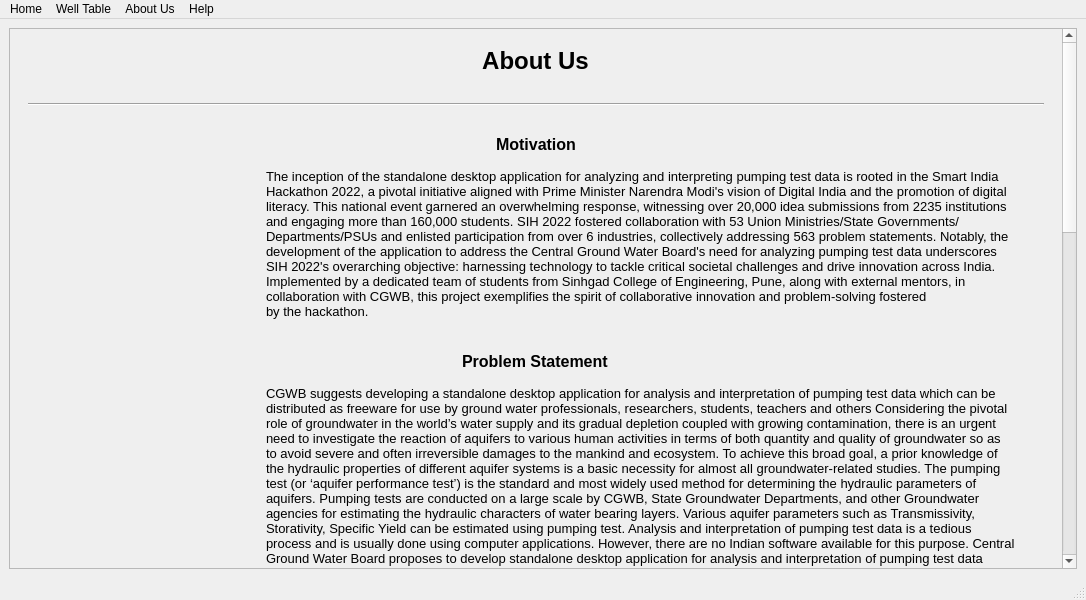
Before: the Qt Designer form about_us.ui in dhairyashil-G/CGWB-Desktop-App, drawn with Qt 5.
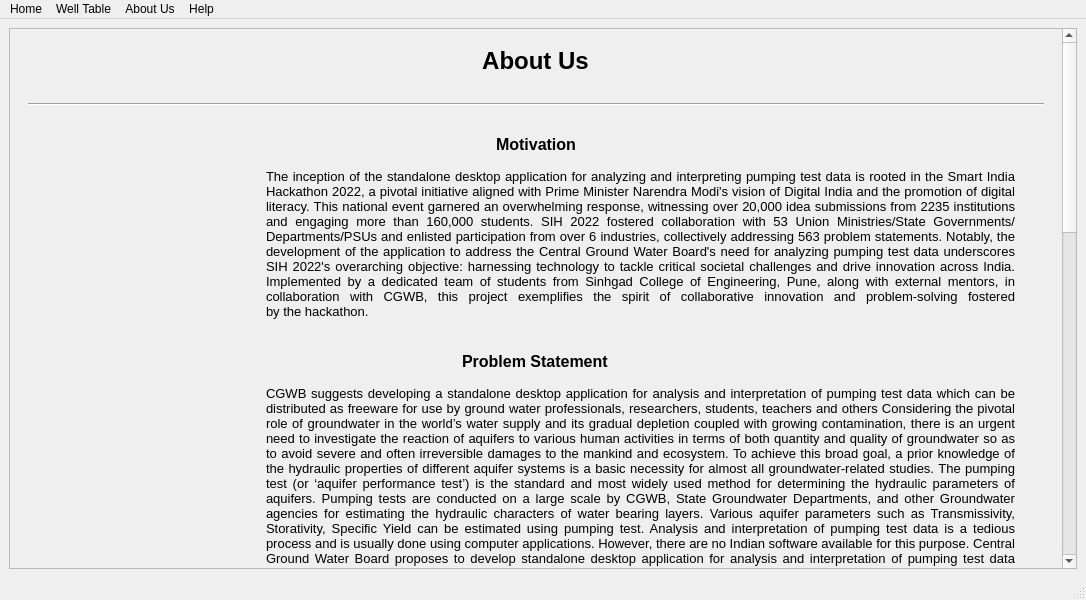
After: the same form once the commit is applied. Icons and pictures are not drawn.

The edit to the form file:
```diff
--- a/about_us.ui
+++ b/about_us.ui
@@ -24,9 +24,9 @@
        <property name="geometry">
         <rect>
          <x>0</x>
-         <y>0</y>
-         <width>1318</width>
-         <height>1469</height>
+         <y>-253</y>
+         <width>1049</width>
+         <height>1559</height>
         </rect>
        </property>
        <layout class="QVBoxLayout" name="verticalLayout_2">
@@ -221,7 +221,7 @@
 padding:0 20px;</string>
                 </property>
                 <property name="text">
-                 <string>The inception of the standalone desktop application for analyzing and interpreting pumping test data is rooted in the Smart India Hackathon 2022, a pivotal initiative aligned with Prime Minister Narendra Modi's vision of Digital India and the promotion of digital literacy. This national event garnered an overwhelming response, witnessing over 20,000 idea submissions from 2235 institutions and engaging more than 160,000 students. SIH 2022 fostered collaboration with 53 Union Ministries/State Governments/Departments/PSUs and enlisted participation from over 6 industries, collectively addressing 563 problem statements. Notably, the development of the application to address the Central Ground Water Board's need for analyzing pumping test data underscores SIH 2022's overarching objective: harnessing technology to tackle critical societal challenges and drive innovation across India. Implemented by a dedicated team of students from Sinhgad College of Engineering, Pune, along with external mentors, in collaboration with CGWB, this project exemplifies the spirit of collaborative innovation and problem-solving fostered by the hackathon.</string>
+                 <string>&lt;html&gt;&lt;head/&gt;&lt;body&gt;&lt;p align=&quot;justify&quot;&gt;The inception of the standalone desktop application for analyzing and interpreting pumping test data is rooted in the Smart India Hackathon 2022, a pivotal initiative aligned with Prime Minister Narendra Modi's vision of Digital India and the promotion of digital literacy. This national event garnered an overwhelming response, witnessing over 20,000 idea submissions from 2235 institutions and engaging more than 160,000 students. SIH 2022 fostered collaboration with 53 Union Ministries/State Governments/Departments/PSUs and enlisted participation from over 6 industries, collectively addressing 563 problem statements. Notably, the development of the application to address the Central Ground Water Board's need for analyzing pumping test data underscores SIH 2022's overarching objective: harnessing technology to tackle critical societal challenges and drive innovation across India. Implemented by a dedicated team of students from Sinhgad College of Engineering, Pune, along with external mentors, in collaboration with CGWB, this project exemplifies the spirit of collaborative innovation and problem-solving fostered by the hackathon.&lt;/p&gt;&lt;/body&gt;&lt;/html&gt;</string>
                 </property>
                 <property name="wordWrap">
                  <bool>true</bool>
@@ -303,7 +303,7 @@
 padding:0 20px;</string>
                 </property>
                 <property name="text">
-                 <string>CGWB suggests developing a standalone desktop application for analysis and interpretation of pumping test data which can be distributed as freeware for use by ground water professionals, researchers, students, teachers and others Considering the pivotal role of groundwater in the world’s water supply and its gradual depletion coupled with growing contamination, there is an urgent need to investigate the reaction of aquifers to various human activities in terms of both quantity and quality of groundwater so as to avoid severe and often irreversible damages to the mankind and ecosystem. To achieve this broad goal, a prior knowledge of the hydraulic properties of different aquifer systems is a basic necessity for almost all groundwater-related studies. The pumping test (or ‘aquifer performance test’) is the standard and most widely used method for determining the hydraulic parameters of aquifers. Pumping tests are conducted on a large scale by CGWB, State Groundwater Departments, and other Groundwater agencies for estimating the hydraulic characters of water bearing layers. Various aquifer parameters such as Transmissivity, Storativity, Specific Yield can be estimated using pumping test. Analysis and interpretation of pumping test data is a tedious process and is usually done using computer applications. However, there are no Indian software available for this purpose. Central Ground Water Board proposes to develop standalone desktop application for analysis and interpretation of pumping test data which can be distributed as freeware for use by ground water professionals, researchers, students, teachers and others. Data Source: Professionals using the software application will enter the data. The user can chose to enter the data directly using forms or import it from existing data sources. Expected Outcome: A standalone desktop application for analysis and interpretation of pumping test data. Modules for interpretation involving standard methods like Theiss, Theiss recovery and Jacob methods can be made part of the software application. Innovative approach may be attempted to: Design the most complete set of tools for aquifer test data input, analysis, visualization, interpretation and reporting.</string>
+                 <string>&lt;html&gt;&lt;head/&gt;&lt;body&gt;&lt;p align=&quot;justify&quot;&gt;CGWB suggests developing a standalone desktop application for analysis and interpretation of pumping test data which can be distributed as freeware for use by ground water professionals, researchers, students, teachers and others Considering the pivotal role of groundwater in the world’s water supply and its gradual depletion coupled with growing contamination, there is an urgent need to investigate the reaction of aquifers to various human activities in terms of both quantity and quality of groundwater so as to avoid severe and often irreversible damages to the mankind and ecosystem. To achieve this broad goal, a prior knowledge of the hydraulic properties of different aquifer systems is a basic necessity for almost all groundwater-related studies. The pumping test (or ‘aquifer performance test’) is the standard and most widely used method for determining the hydraulic parameters of aquifers. Pumping tests are conducted on a large scale by CGWB, State Groundwater Departments, and other Groundwater agencies for estimating the hydraulic characters of water bearing layers. Various aquifer parameters such as Transmissivity, Storativity, Specific Yield can be estimated using pumping test. Analysis and interpretation of pumping test data is a tedious process and is usually done using computer applications. However, there are no Indian software available for this purpose. Central Ground Water Board proposes to develop standalone desktop application for analysis and interpretation of pumping test data which can be distributed as freeware for use by ground water professionals, researchers, students, teachers and others. Data Source: Professionals using the software application will enter the data. The user can chose to enter the data directly using forms or import it from existing data sources. Expected Outcome: A standalone desktop application for analysis and interpretation of pumping test data. Modules for interpretation involving standard methods like Theiss, Theiss recovery and Jacob methods can be made part of the software application. Innovative approach may be attempted to: Design the most complete set of tools for aquifer test data input, analysis, visualization, interpretation and reporting.&lt;/p&gt;&lt;/body&gt;&lt;/html&gt;</string>
                 </property>
                 <property name="wordWrap">
                  <bool>true</bool>
```
Left out of the diff: 2 changed lines with no effect on the pictures.
